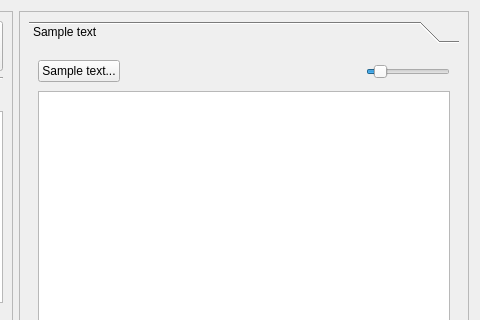
First picture: the form in src/mainview.ui, repository fontmatrix/fontmatrix, before the edit; both pictures show x 483 to 963 and y 0 to 320 of the 963 by 773 pixel window.
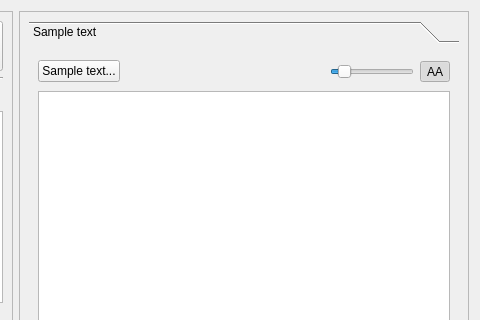
Second picture: the form after the edit. Icons and pictures are not drawn.

Commit message: typotek : ADDED Antialias switch button FIXED Afm are now properly handled

Diff of the .ui file:
```diff
--- a/src/mainview.ui
+++ b/src/mainview.ui
@@ -391,7 +391,7 @@
                 </property>
                 <property name="sizeHint" >
                  <size>
-                  <width>91</width>
+                  <width>71</width>
                   <height>27</height>
                  </size>
                 </property>
@@ -444,6 +444,19 @@
                 </property>
                </widget>
               </item>
+              <item>
+               <widget class="QToolButton" name="antiAliasButton" >
+                <property name="text" >
+                 <string>AA</string>
+                </property>
+                <property name="checkable" >
+                 <bool>true</bool>
+                </property>
+                <property name="checked" >
+                 <bool>true</bool>
+                </property>
+               </widget>
+              </item>
              </layout>
             </item>
             <item>
```
Left out of the diff: 4 changed lines with no effect on the pictures. The commit also changes 4 other files.
